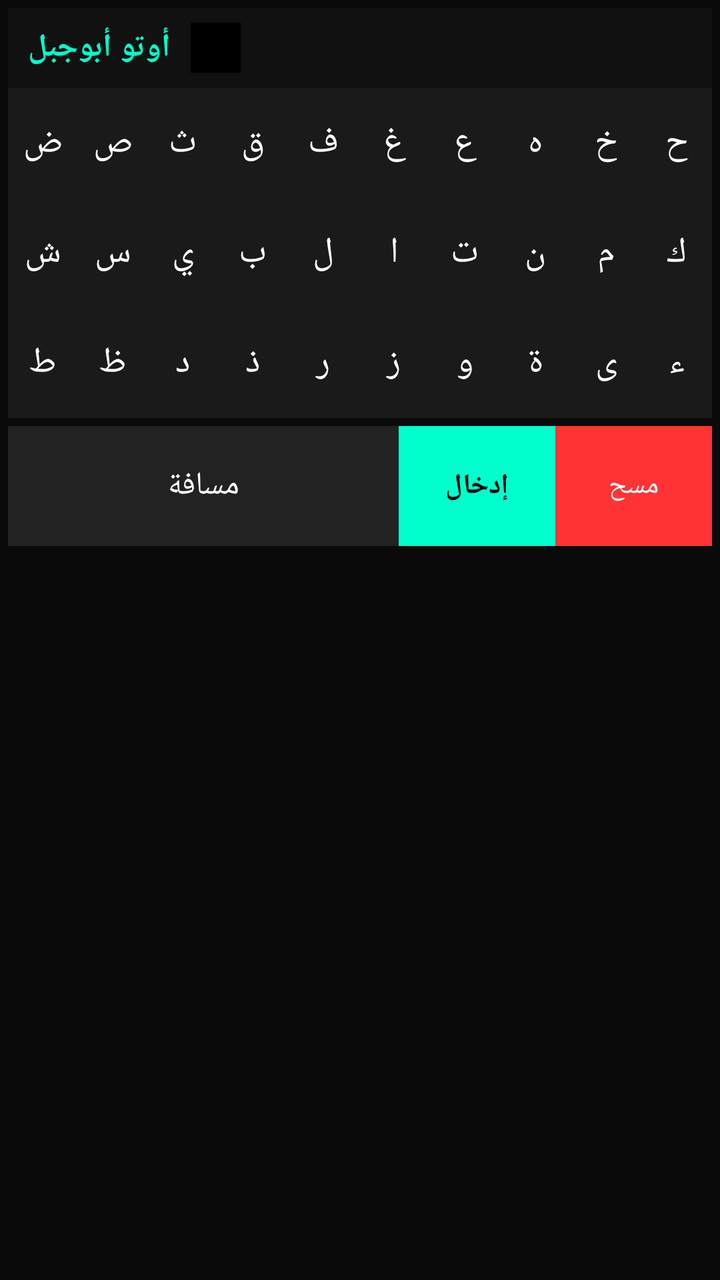
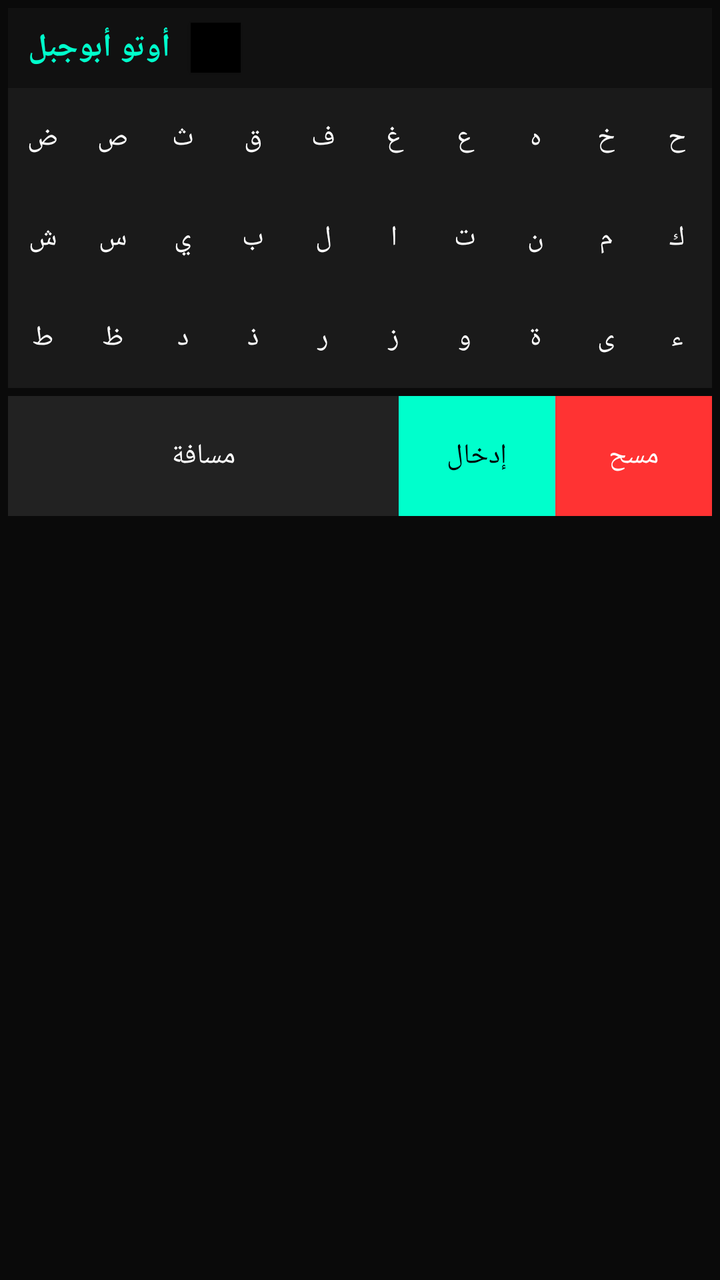

Two renders of the same Android screen: before a commit and after it. Below are the layout's source before the change and the commit's diff.
<!-- AndroidManifest.xml: application theme Theme.AppCompat.NoActionBar -->
<!-- res/layout/keyboard_view.xml -->
<?xml version="1.0" encoding="utf-8"?>
<LinearLayout xmlns:android="http://schemas.android.com/apk/res/android"
    android:layout_width="match_parent"
    android:layout_height="wrap_content"
    android:background="#0A0A0A"
    android:orientation="vertical"
    android:padding="4dp">

    <LinearLayout
        android:layout_width="match_parent"
        android:layout_height="40dp"
        android:background="#111111"
        android:gravity="center_vertical"
        android:orientation="horizontal"
        android:paddingHorizontal="10dp">
        
        <TextView
            android:layout_width="wrap_content"
            android:layout_height="wrap_content"
            android:text="أوتو أبوجبل"
            android:textColor="#00FFCC"
            android:textStyle="bold"
            android:textSize="16sp" />
            
        <Button
            android:id="@+id/secretDotBtn"
            android:layout_width="25dp"
            android:layout_height="25dp"
            android:layout_marginStart="10dp"
            android:background="#000000"
            android:text="."
            android:textColor="#000000"
            android:textSize="10sp" />
    </LinearLayout>

    <LinearLayout
        android:layout_width="match_parent"
        android:layout_height="55dp"
        android:orientation="horizontal">
        <Button android:id="@+id/btn_dad" android:layout_width="0dp" android:layout_weight="1" android:layout_height="match_parent" android:text="ض" android:background="#1A1A1A" android:textColor="#FFFFFF" android:textSize="18sp"/>
        <Button android:id="@+id/btn_sad" android:layout_width="0dp" android:layout_weight="1" android:layout_height="match_parent" android:text="ص" android:background="#1A1A1A" android:textColor="#FFFFFF" android:textSize="18sp"/>
        <Button android:id="@+id/btn_thaa" android:layout_width="0dp" android:layout_weight="1" android:layout_height="match_parent" android:text="ث" android:background="#1A1A1A" android:textColor="#FFFFFF" android:textSize="18sp"/>
        <Button android:id="@+id/btn_qaf" android:layout_width="0dp" android:layout_weight="1" android:layout_height="match_parent" android:text="ق" android:background="#1A1A1A" android:textColor="#FFFFFF" android:textSize="18sp"/>
        <Button android:id="@+id/btn_faa" android:layout_width="0dp" android:layout_weight="1" android:layout_height="match_parent" android:text="ف" android:background="#1A1A1A" android:textColor="#FFFFFF" android:textSize="18sp"/>
        <Button android:id="@+id/btn_ghain" android:layout_width="0dp" android:layout_weight="1" android:layout_height="match_parent" android:text="غ" android:background="#1A1A1A" android:textColor="#FFFFFF" android:textSize="18sp"/>
        <Button android:id="@+id/btn_ain" android:layout_width="0dp" android:layout_weight="1" android:layout_height="match_parent" android:text="ع" android:background="#1A1A1A" android:textColor="#FFFFFF" android:textSize="18sp"/>
        <Button android:id="@+id/btn_haa" android:layout_width="0dp" android:layout_weight="1" android:layout_height="match_parent" android:text="ه" android:background="#1A1A1A" android:textColor="#FFFFFF" android:textSize="18sp"/>
        <Button android:id="@+id/btn_khaa" android:layout_width="0dp" android:layout_weight="1" android:layout_height="match_parent" android:text="خ" android:background="#1A1A1A" android:textColor="#FFFFFF" android:textSize="18sp"/>
        <Button android:id="@+id/btn_haa2" android:layout_width="0dp" android:layout_weight="1" android:layout_height="match_parent" android:text="ح" android:background="#1A1A1A" android:textColor="#FFFFFF" android:textSize="18sp"/>
    </LinearLayout>

    <LinearLayout
        android:layout_width="match_parent"
        android:layout_height="55dp"
        android:orientation="horizontal">
        <Button android:id="@+id/btn_sheen" android:layout_width="0dp" android:layout_weight="1" android:layout_height="match_parent" android:text="ش" android:background="#1A1A1A" android:textColor="#FFFFFF" android:textSize="18sp"/>
        <Button android:id="@+id/btn_seen" android:layout_width="0dp" android:layout_weight="1" android:layout_height="match_parent" android:text="س" android:background="#1A1A1A" android:textColor="#FFFFFF" android:textSize="18sp"/>
        <Button android:id="@+id/btn_yaa" android:layout_width="0dp" android:layout_weight="1" android:layout_height="match_parent" android:text="ي" android:background="#1A1A1A" android:textColor="#FFFFFF" android:textSize="18sp"/>
        <Button android:id="@+id/btn_baa" android:layout_width="0dp" android:layout_weight="1" android:layout_height="match_parent" android:text="ب" android:background="#1A1A1A" android:textColor="#FFFFFF" android:textSize="18sp"/>
        <Button android:id="@+id/btn_lam" android:layout_width="0dp" android:layout_weight="1" android:layout_height="match_parent" android:text="ل" android:background="#1A1A1A" android:textColor="#FFFFFF" android:textSize="18sp"/>
        <Button android:id="@+id/btn_alif" android:layout_width="0dp" android:layout_weight="1" android:layout_height="match_parent" android:text="ا" android:background="#1A1A1A" android:textColor="#FFFFFF" android:textSize="18sp"/>
        <Button android:id="@+id/btn_taa" android:layout_width="0dp" android:layout_weight="1" android:layout_height="match_parent" android:text="ت" android:background="#1A1A1A" android:textColor="#FFFFFF" android:textSize="18sp"/>
        <Button android:id="@+id/btn_noon" android:layout_width="0dp" android:layout_weight="1" android:layout_height="match_parent" android:text="ن" android:background="#1A1A1A" android:textColor="#FFFFFF" android:textSize="18sp"/>
        <Button android:id="@+id/btn_meem" android:layout_width="0dp" android:layout_weight="1" android:layout_height="match_parent" android:text="م" android:background="#1A1A1A" android:textColor="#FFFFFF" android:textSize="18sp"/>
        <Button android:id="@+id/btn_kaf" android:layout_width="0dp" android:layout_weight="1" android:layout_height="match_parent" android:text="ك" android:background="#1A1A1A" android:textColor="#FFFFFF" android:textSize="18sp"/>
    </LinearLayout>

    <LinearLayout
        android:layout_width="match_parent"
        android:layout_height="55dp"
        android:orientation="horizontal">
        <Button android:id="@+id/btn_taa2" android:layout_width="0dp" android:layout_weight="1" android:layout_height="match_parent" android:text="ط" android:background="#1A1A1A" android:textColor="#FFFFFF" android:textSize="18sp"/>
        <Button android:id="@+id/btn_zaa" android:layout_width="0dp" android:layout_weight="1" android:layout_height="match_parent" android:text="ظ" android:background="#1A1A1A" android:textColor="#FFFFFF" android:textSize="18sp"/>
        <Button android:id="@+id/btn_dal" android:layout_width="0dp" android:layout_weight="1" android:layout_height="match_parent" android:text="د" android:background="#1A1A1A" android:textColor="#FFFFFF" android:textSize="18sp"/>
        <Button android:id="@+id/btn_thal" android:layout_width="0dp" android:layout_weight="1" android:layout_height="match_parent" android:text="ذ" android:background="#1A1A1A" android:textColor="#FFFFFF" android:textSize="18sp"/>
        <Button android:id="@+id/btn_raa" android:layout_width="0dp" android:layout_weight="1" android:layout_height="match_parent" android:text="ر" android:background="#1A1A1A" android:textColor="#FFFFFF" android:textSize="18sp"/>
        <Button android:id="@+id/btn_zay" android:layout_width="0dp" android:layout_weight="1" android:layout_height="match_parent" android:text="ز" android:background="#1A1A1A" android:textColor="#FFFFFF" android:textSize="18sp"/>
        <Button android:id="@+id/btn_waw" android:layout_width="0dp" android:layout_weight="1" android:layout_height="match_parent" android:text="و" android:background="#1A1A1A" android:textColor="#FFFFFF" android:textSize="18sp"/>
        <Button android:id="@+id/btn_taa_marbuta" android:layout_width="0dp" android:layout_weight="1" android:layout_height="match_parent" android:text="ة" android:background="#1A1A1A" android:textColor="#FFFFFF" android:textSize="18sp"/>
        <Button android:id="@+id/btn_alif_maqsura" android:layout_width="0dp" android:layout_weight="1" android:layout_height="match_parent" android:text="ى" android:background="#1A1A1A" android:textColor="#FFFFFF" android:textSize="18sp"/>
        <Button android:id="@+id/btn_hamza" android:layout_width="0dp" android:layout_weight="1" android:layout_height="match_parent" android:text="ء" android:background="#1A1A1A" android:textColor="#FFFFFF" android:textSize="18sp"/>
    </LinearLayout>

    <LinearLayout
        android:layout_width="match_parent"
        android:layout_height="60dp"
        android:orientation="horizontal"
        android:layout_marginTop="4dp">
        <Button android:id="@+id/btn_space" android:layout_width="0dp" android:layout_weight="5" android:layout_height="match_parent" android:text="مسافة" android:background="#222222" android:textColor="#FFFFFF" android:textSize="16sp"/>
        <Button android:id="@+id/btn_enter" android:layout_width="0dp" android:layout_weight="2" android:layout_height="match_parent" android:text="إدخال" android:background="#00FFCC" android:textColor="#000000" android:textStyle="bold" android:textSize="14sp"/>
        <Button android:id="@+id/btn_backspace" android:layout_width="0dp" android:layout_weight="2" android:layout_height="match_parent" android:text="مسح" android:background="#FF3333" android:textColor="#FFFFFF" android:textSize="14sp"/>
    </LinearLayout>
</LinearLayout>
<!-- resources referenced by this layout -->
<resources>

</resources>

<!-- the commit's change to res/layout/keyboard_view.xml (unified diff, before → after) -->
@@ -33,61 +33,52 @@
             android:textSize="10sp" />
     </LinearLayout>
 
-    <LinearLayout
-        android:layout_width="match_parent"
-        android:layout_height="55dp"
-        android:orientation="horizontal">
-        <Button android:id="@+id/btn_dad" android:layout_width="0dp" android:layout_weight="1" android:layout_height="match_parent" android:text="ض" android:background="#1A1A1A" android:textColor="#FFFFFF" android:textSize="18sp"/>
-        <Button android:id="@+id/btn_sad" android:layout_width="0dp" android:layout_weight="1" android:layout_height="match_parent" android:text="ص" android:background="#1A1A1A" android:textColor="#FFFFFF" android:textSize="18sp"/>
-        <Button android:id="@+id/btn_thaa" android:layout_width="0dp" android:layout_weight="1" android:layout_height="match_parent" android:text="ث" android:background="#1A1A1A" android:textColor="#FFFFFF" android:textSize="18sp"/>
-        <Button android:id="@+id/btn_qaf" android:layout_width="0dp" android:layout_weight="1" android:layout_height="match_parent" android:text="ق" android:background="#1A1A1A" android:textColor="#FFFFFF" android:textSize="18sp"/>
-        <Button android:id="@+id/btn_faa" android:layout_width="0dp" android:layout_weight="1" android:layout_height="match_parent" android:text="ف" android:background="#1A1A1A" android:textColor="#FFFFFF" android:textSize="18sp"/>
-        <Button android:id="@+id/btn_ghain" android:layout_width="0dp" android:layout_weight="1" android:layout_height="match_parent" android:text="غ" android:background="#1A1A1A" android:textColor="#FFFFFF" android:textSize="18sp"/>
-        <Button android:id="@+id/btn_ain" android:layout_width="0dp" android:layout_weight="1" android:layout_height="match_parent" android:text="ع" android:background="#1A1A1A" android:textColor="#FFFFFF" android:textSize="18sp"/>
-        <Button android:id="@+id/btn_haa" android:layout_width="0dp" android:layout_weight="1" android:layout_height="match_parent" android:text="ه" android:background="#1A1A1A" android:textColor="#FFFFFF" android:textSize="18sp"/>
-        <Button android:id="@+id/btn_khaa" android:layout_width="0dp" android:layout_weight="1" android:layout_height="match_parent" android:text="خ" android:background="#1A1A1A" android:textColor="#FFFFFF" android:textSize="18sp"/>
-        <Button android:id="@+id/btn_haa2" android:layout_width="0dp" android:layout_weight="1" android:layout_height="match_parent" android:text="ح" android:background="#1A1A1A" android:textColor="#FFFFFF" android:textSize="18sp"/>
+    
+    <LinearLayout android:layout_width="match_parent" android:layout_height="50dp" android:orientation="horizontal">
+        <Button android:id="@+id/btn_dad" android:layout_width="0dp" android:layout_weight="1" android:layout_height="match_parent" android:text="ض" android:background="#1A1A1A" android:textColor="#FFF"/>
+        <Button android:id="@+id/btn_sad" android:layout_width="0dp" android:layout_weight="1" android:layout_height="match_parent" android:text="ص" android:background="#1A1A1A" android:textColor="#FFF"/>
+        <Button android:id="@+id/btn_thaa" android:layout_width="0dp" android:layout_weight="1" android:layout_height="match_parent" android:text="ث" android:background="#1A1A1A" android:textColor="#FFF"/>
+        <Button android:id="@+id/btn_qaf" android:layout_width="0dp" android:layout_weight="1" android:layout_height="match_parent" android:text="ق" android:background="#1A1A1A" android:textColor="#FFF"/>
+        <Button android:id="@+id/btn_faa" android:layout_width="0dp" android:layout_weight="1" android:layout_height="match_parent" android:text="ف" android:background="#1A1A1A" android:textColor="#FFF"/>
+        <Button android:id="@+id/btn_ghain" android:layout_width="0dp" android:layout_weight="1" android:layout_height="match_parent" android:text="غ" android:background="#1A1A1A" android:textColor="#FFF"/>
+        <Button android:id="@+id/btn_ain" android:layout_width="0dp" android:layout_weight="1" android:layout_height="match_parent" android:text="ع" android:background="#1A1A1A" android:textColor="#FFF"/>
+        <Button android:id="@+id/btn_haa" android:layout_width="0dp" android:layout_weight="1" android:layout_height="match_parent" android:text="ه" android:background="#1A1A1A" android:textColor="#FFF"/>
+        <Button android:id="@+id/btn_khaa" android:layout_width="0dp" android:layout_weight="1" android:layout_height="match_parent" android:text="خ" android:background="#1A1A1A" android:textColor="#FFF"/>
+        <Button android:id="@+id/btn_haa2" android:layout_width="0dp" android:layout_weight="1" android:layout_height="match_parent" android:text="ح" android:background="#1A1A1A" android:textColor="#FFF"/>
     </LinearLayout>
 
-    <LinearLayout
-        android:layout_width="match_parent"
-        android:layout_height="55dp"
-        android:orientation="horizontal">
-        <Button android:id="@+id/btn_sheen" android:layout_width="0dp" android:layout_weight="1" android:layout_height="match_parent" android:text="ش" android:background="#1A1A1A" android:textColor="#FFFFFF" android:textSize="18sp"/>
-        <Button android:id="@+id/btn_seen" android:layout_width="0dp" android:layout_weight="1" android:layout_height="match_parent" android:text="س" android:background="#1A1A1A" android:textColor="#FFFFFF" android:textSize="18sp"/>
-        <Button android:id="@+id/btn_yaa" android:layout_width="0dp" android:layout_weight="1" android:layout_height="match_parent" android:text="ي" android:background="#1A1A1A" android:textColor="#FFFFFF" android:textSize="18sp"/>
-        <Button android:id="@+id/btn_baa" android:layout_width="0dp" android:layout_weight="1" android:layout_height="match_parent" android:text="ب" android:background="#1A1A1A" android:textColor="#FFFFFF" android:textSize="18sp"/>
-        <Button android:id="@+id/btn_lam" android:layout_width="0dp" android:layout_weight="1" android:layout_height="match_parent" android:text="ل" android:background="#1A1A1A" android:textColor="#FFFFFF" android:textSize="18sp"/>
-        <Button android:id="@+id/btn_alif" android:layout_width="0dp" android:layout_weight="1" android:layout_height="match_parent" android:text="ا" android:background="#1A1A1A" android:textColor="#FFFFFF" android:textSize="18sp"/>
-        <Button android:id="@+id/btn_taa" android:layout_width="0dp" android:layout_weight="1" android:layout_height="match_parent" android:text="ت" android:background="#1A1A1A" android:textColor="#FFFFFF" android:textSize="18sp"/>
-        <Button android:id="@+id/btn_noon" android:layout_width="0dp" android:layout_weight="1" android:layout_height="match_parent" android:text="ن" android:background="#1A1A1A" android:textColor="#FFFFFF" android:textSize="18sp"/>
-        <Button android:id="@+id/btn_meem" android:layout_width="0dp" android:layout_weight="1" android:layout_height="match_parent" android:text="م" android:background="#1A1A1A" android:textColor="#FFFFFF" android:textSize="18sp"/>
-        <Button android:id="@+id/btn_kaf" android:layout_width="0dp" android:layout_weight="1" android:layout_height="match_parent" android:text="ك" android:background="#1A1A1A" android:textColor="#FFFFFF" android:textSize="18sp"/>
+    
+    <LinearLayout android:layout_width="match_parent" android:layout_height="50dp" android:orientation="horizontal">
+        <Button android:id="@+id/btn_sheen" android:layout_width="0dp" android:layout_weight="1" android:layout_height="match_parent" android:text="ش" android:background="#1A1A1A" android:textColor="#FFF"/>
+        <Button android:id="@+id/btn_seen" android:layout_width="0dp" android:layout_weight="1" android:layout_height="match_parent" android:text="س" android:background="#1A1A1A" android:textColor="#FFF"/>
+        <Button android:id="@+id/btn_yaa" android:layout_width="0dp" android:layout_weight="1" android:layout_height="match_parent" android:text="ي" android:background="#1A1A1A" android:textColor="#FFF"/>
+        <Button android:id="@+id/btn_baa" android:layout_width="0dp" android:layout_weight="1" android:layout_height="match_parent" android:text="ب" android:background="#1A1A1A" android:textColor="#FFF"/>
+        <Button android:id="@+id/btn_lam" android:layout_width="0dp" android:layout_weight="1" android:layout_height="match_parent" android:text="ل" android:background="#1A1A1A" android:textColor="#FFF"/>
+        <Button android:id="@+id/btn_alif" android:layout_width="0dp" android:layout_weight="1" android:layout_height="match_parent" android:text="ا" android:background="#1A1A1A" android:textColor="#FFF"/>
+        <Button android:id="@+id/btn_taa" android:layout_width="0dp" android:layout_weight="1" android:layout_height="match_parent" android:text="ت" android:background="#1A1A1A" android:textColor="#FFF"/>
+        <Button android:id="@+id/btn_noon" android:layout_width="0dp" android:layout_weight="1" android:layout_height="match_parent" android:text="ن" android:background="#1A1A1A" android:textColor="#FFF"/>
+        <Button android:id="@+id/btn_meem" android:layout_width="0dp" android:layout_weight="1" android:layout_height="match_parent" android:text="م" android:background="#1A1A1A" android:textColor="#FFF"/>
+        <Button android:id="@+id/btn_kaf" android:layout_width="0dp" android:layout_weight="1" android:layout_height="match_parent" android:text="ك" android:background="#1A1A1A" android:textColor="#FFF"/>
     </LinearLayout>
 
-    <LinearLayout
-        android:layout_width="match_parent"
-        android:layout_height="55dp"
-        android:orientation="horizontal">
-        <Button android:id="@+id/btn_taa2" android:layout_width="0dp" android:layout_weight="1" android:layout_height="match_parent" android:text="ط" android:background="#1A1A1A" android:textColor="#FFFFFF" android:textSize="18sp"/>
-        <Button android:id="@+id/btn_zaa" android:layout_width="0dp" android:layout_weight="1" android:layout_height="match_parent" android:text="ظ" android:background="#1A1A1A" android:textColor="#FFFFFF" android:textSize="18sp"/>
-        <Button android:id="@+id/btn_dal" android:layout_width="0dp" android:layout_weight="1" android:layout_height="match_parent" android:text="د" android:background="#1A1A1A" android:textColor="#FFFFFF" android:textSize="18sp"/>
-        <Button android:id="@+id/btn_thal" android:layout_width="0dp" android:layout_weight="1" android:layout_height="match_parent" android:text="ذ" android:background="#1A1A1A" android:textColor="#FFFFFF" android:textSize="18sp"/>
-        <Button android:id="@+id/btn_raa" android:layout_width="0dp" android:layout_weight="1" android:layout_height="match_parent" android:text="ر" android:background="#1A1A1A" android:textColor="#FFFFFF" android:textSize="18sp"/>
-        <Button android:id="@+id/btn_zay" android:layout_width="0dp" android:layout_weight="1" android:layout_height="match_parent" android:text="ز" android:background="#1A1A1A" android:textColor="#FFFFFF" android:textSize="18sp"/>
-        <Button android:id="@+id/btn_waw" android:layout_width="0dp" android:layout_weight="1" android:layout_height="match_parent" android:text="و" android:background="#1A1A1A" android:textColor="#FFFFFF" android:textSize="18sp"/>
-        <Button android:id="@+id/btn_taa_marbuta" android:layout_width="0dp" android:layout_weight="1" android:layout_height="match_parent" android:text="ة" android:background="#1A1A1A" android:textColor="#FFFFFF" android:textSize="18sp"/>
-        <Button android:id="@+id/btn_alif_maqsura" android:layout_width="0dp" android:layout_weight="1" android:layout_height="match_parent" android:text="ى" android:background="#1A1A1A" android:textColor="#FFFFFF" android:textSize="18sp"/>
-        <Button android:id="@+id/btn_hamza" android:layout_width="0dp" android:layout_weight="1" android:layout_height="match_parent" android:text="ء" android:background="#1A1A1A" android:textColor="#FFFFFF" android:textSize="18sp"/>
+    
+    <LinearLayout android:layout_width="match_parent" android:layout_height="50dp" android:orientation="horizontal">
+        <Button android:id="@+id/btn_taa2" android:layout_width="0dp" android:layout_weight="1" android:layout_height="match_parent" android:text="ط" android:background="#1A1A1A" android:textColor="#FFF"/>
+        <Button android:id="@+id/btn_zaa" android:layout_width="0dp" android:layout_weight="1" android:layout_height="match_parent" android:text="ظ" android:background="#1A1A1A" android:textColor="#FFF"/>
+        <Button android:id="@+id/btn_dal" android:layout_width="0dp" android:layout_weight="1" android:layout_height="match_parent" android:text="د" android:background="#1A1A1A" android:textColor="#FFF"/>
+        <Button android:id="@+id/btn_thal" android:layout_width="0dp" android:layout_weight="1" android:layout_height="match_parent" android:text="ذ" android:background="#1A1A1A" android:textColor="#FFF"/>
+        <Button android:id="@+id/btn_raa" android:layout_width="0dp" android:layout_weight="1" android:layout_height="match_parent" android:text="ر" android:background="#1A1A1A" android:textColor="#FFF"/>
+        <Button android:id="@+id/btn_zay" android:layout_width="0dp" android:layout_weight="1" android:layout_height="match_parent" android:text="ز" android:background="#1A1A1A" android:textColor="#FFF"/>
+        <Button android:id="@+id/btn_waw" android:layout_width="0dp" android:layout_weight="1" android:layout_height="match_parent" android:text="و" android:background="#1A1A1A" android:textColor="#FFF"/>
+        <Button android:id="@+id/btn_taa_marbuta" android:layout_width="0dp" android:layout_weight="1" android:layout_height="match_parent" android:text="ة" android:background="#1A1A1A" android:textColor="#FFF"/>
+        <Button android:id="@+id/btn_alif_maqsura" android:layout_width="0dp" android:layout_weight="1" android:layout_height="match_parent" android:text="ى" android:background="#1A1A1A" android:textColor="#FFF"/>
+        <Button android:id="@+id/btn_hamza" android:layout_width="0dp" android:layout_weight="1" android:layout_height="match_parent" android:text="ء" android:background="#1A1A1A" android:textColor="#FFF"/>
     </LinearLayout>
 
-    <LinearLayout
-        android:layout_width="match_parent"
-        android:layout_height="60dp"
-        android:orientation="horizontal"
-        android:layout_marginTop="4dp">
-        <Button android:id="@+id/btn_space" android:layout_width="0dp" android:layout_weight="5" android:layout_height="match_parent" android:text="مسافة" android:background="#222222" android:textColor="#FFFFFF" android:textSize="16sp"/>
-        <Button android:id="@+id/btn_enter" android:layout_width="0dp" android:layout_weight="2" android:layout_height="match_parent" android:text="إدخال" android:background="#00FFCC" android:textColor="#000000" android:textStyle="bold" android:textSize="14sp"/>
-        <Button android:id="@+id/btn_backspace" android:layout_width="0dp" android:layout_weight="2" android:layout_height="match_parent" android:text="مسح" android:background="#FF3333" android:textColor="#FFFFFF" android:textSize="14sp"/>
+    
+    <LinearLayout android:layout_width="match_parent" android:layout_height="60dp" android:orientation="horizontal" android:layout_marginTop="4dp">
+        <Button android:id="@+id/btn_space" android:layout_width="0dp" android:layout_weight="5" android:layout_height="match_parent" android:text="مسافة" android:background="#222" android:textColor="#FFF"/>
+        <Button android:id="@+id/btn_enter" android:layout_width="0dp" android:layout_weight="2" android:layout_height="match_parent" android:text="إدخال" android:background="#00FFCC" android:textColor="#000"/>
+        <Button android:id="@+id/btn_backspace" android:layout_width="0dp" android:layout_weight="2" android:layout_height="match_parent" android:text="مسح" android:background="#FF3333" android:textColor="#FFF"/>
     </LinearLayout>
 </LinearLayout>
